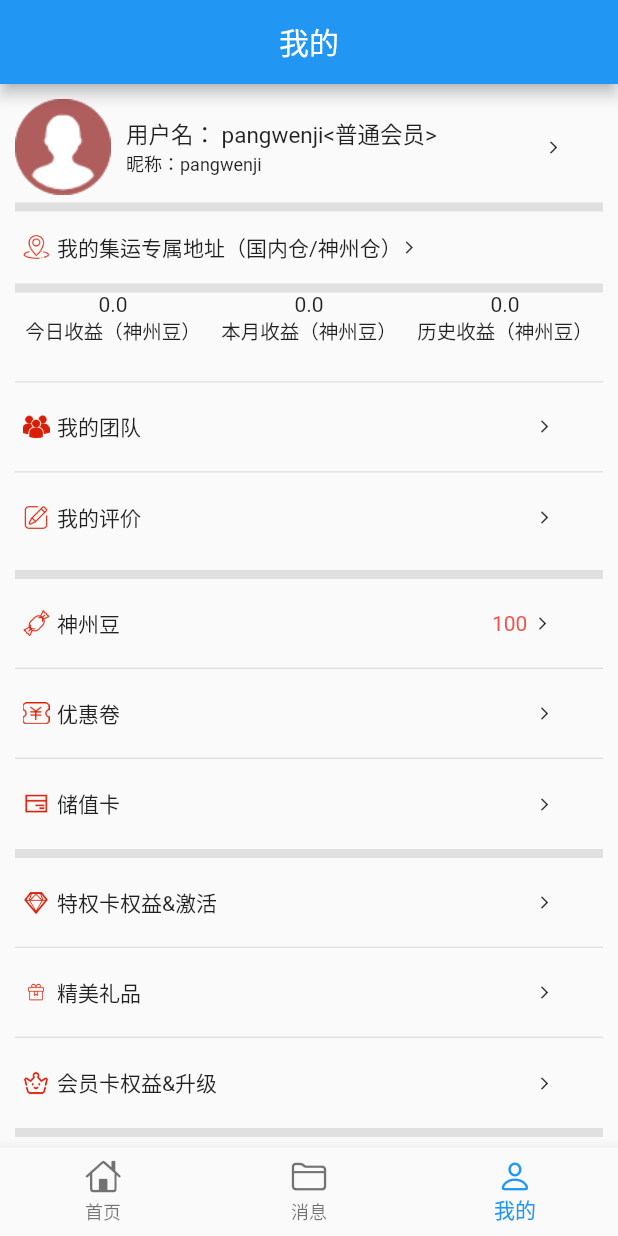
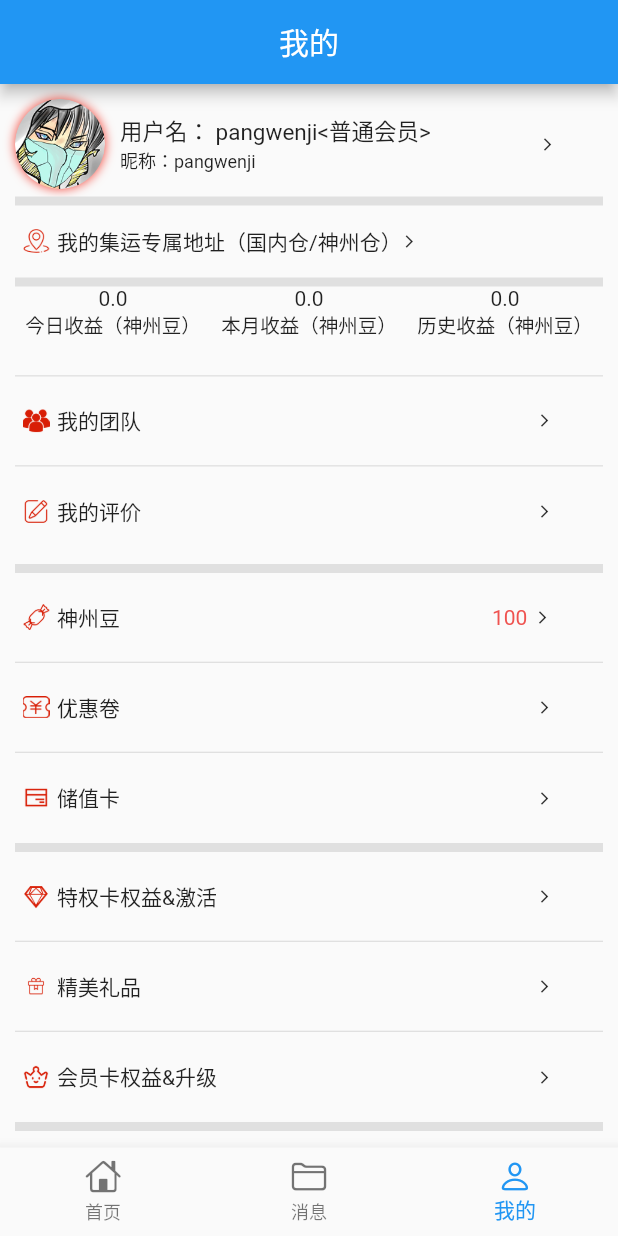
Before and after one commit to pangwenji/shenzhouapp, a Flutter app: the screen it shows after launch, item 3 of the bottom bar chosen, on a phone screen of 412 x 824 dp. Run offline on Flutter 3.47's test engine with Material 2 defaults, Android fonts, the phone set to English and light mode, and no system bars; our stand-ins replace fluro, flutter_screenutil, flutter_swiper, get; missing offline and left inert: dart:ffi.

Commit message:
2021-12-6

```diff
--- /dev/null
+++ b/lib/components/avtorImage.dart
@@ -0,0 +1,76 @@
+import 'package:flutter/material.dart';
+import 'package:get/get.dart';
+
+class CircleShineImage extends StatefulWidget {
+  CircleShineImage(
+      {Key? key,
+      required this.maxBlurRadius,
+      required this.color,
+      required this.duration,
+      required this.curve,
+      required this.image,
+      this.radius =30})
+      : super(key: key);
+  late final double maxBlurRadius;
+  late final Color color;
+  late final Duration duration;
+  late final Curve curve;
+  late final ImageProvider image;
+  late final double radius;
+  @override
+  _CircleShineImageState createState() => _CircleShineImageState();
+}
+
+class _CircleShineImageState extends State<CircleShineImage>
+    with SingleTickerProviderStateMixin {
+  late AnimationController _ctrl;
+  late Animation<double> blurRadiusAnim;
+
+  @override
+  void initState() {
+    super.initState();
+    _ctrl = AnimationController(
+      vsync: this,
+      duration: widget.duration,
+    )..addListener(_handleAnimationChanged);
+
+    blurRadiusAnim = Tween<double>(begin: 0, end: widget.maxBlurRadius)
+        .chain(CurveTween(curve: widget.curve))
+        .animate(_ctrl);
+
+    _ctrl.repeat(reverse: true);
+  }
+
+  @override
+  void dispose() {
+    _ctrl.dispose();
+    super.dispose();
+  }
+
+  void _handleAnimationChanged() {
+    this.setState(() {
+
+    });
+  }
+  @override
+  Widget build(BuildContext context) {
+    return Container(
+      height: widget.radius *2,
+      width: widget.radius*2,
+      decoration: BoxDecoration(
+        image: DecorationImage(
+          image: widget.image,
+          fit: BoxFit.cover
+        ),
+        shape: BoxShape.circle,
+        boxShadow:[
+               BoxShadow(
+          color: widget.color,
+          blurRadius: blurRadiusAnim.value,
+           spreadRadius: 0
+        )
+        ]
+      ),
+    );
+  }
+}
--- a/lib/pages/mine.dart
+++ b/lib/pages/mine.dart
@@ -1,4 +1,5 @@
 import 'package:flutter/material.dart';
+import 'package:shenzhouapp/components/avtorImage.dart';
 
 class Mine extends StatelessWidget {
   const Mine({Key? key}) : super(key: key);
@@ -30,8 +31,12 @@ class Mine extends StatelessWidget {
                 Container(
                   child: Row(
                     children: [
-                      Container(
-                        child: Image.asset('images/avatar.png'),
+                      CircleShineImage(
+                        image: AssetImage('images/icon_head.png'),
+                        color: Colors.red,
+                        maxBlurRadius: 6,
+                        duration: Duration(seconds: 1),
+                        curve: Curves.easeIn,
                       ),
                       Container(
                         padding: EdgeInsets.only(left: 10),
--- a/pubspec.yaml
+++ b/pubspec.yaml
@@ -82,6 +82,7 @@ flutter:
    - images/constance.png
    - images/organization.png
    - images/record.png
+   - images/icon_head.png
   # An image asset can refer to one or more resolution-specific "variants", see
   # https://flutter.dev/assets-and-images/#resolution-aware.
 
```
Also changed, not shown: lib/pages/savings_deposit_card.dart (+53 -23 lines), images/icon_head.png (added), 10 other files.
